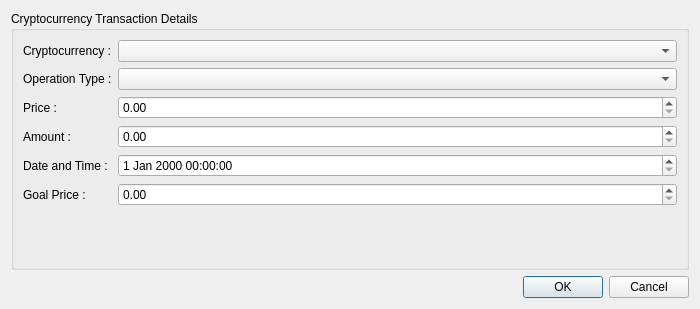
This is UIFiles/cryptocurrencydialog.ui in ukll/investpor as Qt 5 draws it before an edit. The edited form follows.
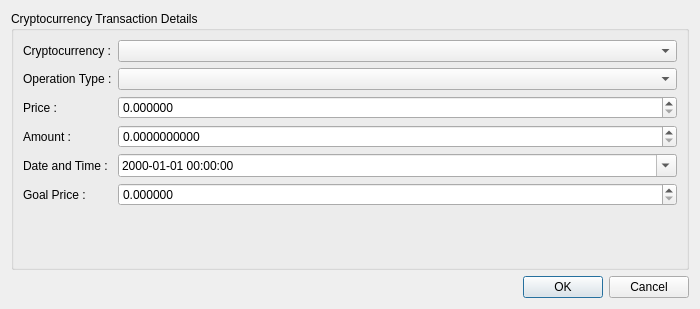
This is the edited form.

Commit message: Sets CryptocurrencyDialog form elements' attributes

```diff
--- a/UIFiles/cryptocurrencydialog.ui
+++ b/UIFiles/cryptocurrencydialog.ui
@@ -54,7 +54,14 @@
        </widget>
       </item>
       <item row="2" column="1">
-       <widget class="QDoubleSpinBox" name="dsbPrice"/>
+       <widget class="QDoubleSpinBox" name="dsbPrice">
+        <property name="decimals">
+         <number>6</number>
+        </property>
+        <property name="maximum">
+         <double>1000000.000000000000000</double>
+        </property>
+       </widget>
       </item>
       <item row="3" column="0">
        <widget class="QLabel" name="lblAmount">
@@ -64,7 +71,14 @@
        </widget>
       </item>
       <item row="3" column="1">
-       <widget class="QDoubleSpinBox" name="dsbAmount"/>
+       <widget class="QDoubleSpinBox" name="dsbAmount">
+        <property name="decimals">
+         <number>10</number>
+        </property>
+        <property name="maximum">
+         <double>100000000.000000000000000</double>
+        </property>
+       </widget>
       </item>
       <item row="4" column="0">
        <widget class="QLabel" name="lblDateTime">
@@ -74,7 +88,28 @@
        </widget>
       </item>
       <item row="4" column="1">
-       <widget class="QDateTimeEdit" name="dteDateTime"/>
+       <widget class="QDateTimeEdit" name="dteDateTime">
+        <property name="maximumDate">
+         <date>
+          <year>2250</year>
+          <month>12</month>
+          <day>31</day>
+         </date>
+        </property>
+        <property name="minimumDate">
+         <date>
+          <year>2000</year>
+          <month>1</month>
+          <day>1</day>
+         </date>
+        </property>
+        <property name="displayFormat">
+         <string>yyyy-MM-dd hh:mm:ss</string>
+        </property>
+        <property name="calendarPopup">
+         <bool>true</bool>
+        </property>
+       </widget>
       </item>
       <item row="5" column="0">
        <widget class="QLabel" name="lblGoalPrice">
@@ -84,7 +119,14 @@
        </widget>
       </item>
       <item row="5" column="1">
-       <widget class="QDoubleSpinBox" name="dsbGoalPrice"/>
+       <widget class="QDoubleSpinBox" name="dsbGoalPrice">
+        <property name="decimals">
+         <number>6</number>
+        </property>
+        <property name="maximum">
+         <double>1000000.000000000000000</double>
+        </property>
+       </widget>
       </item>
      </layout>
     </widget>
```
Left out of the diff: 8 changed lines with no effect on the pictures.
